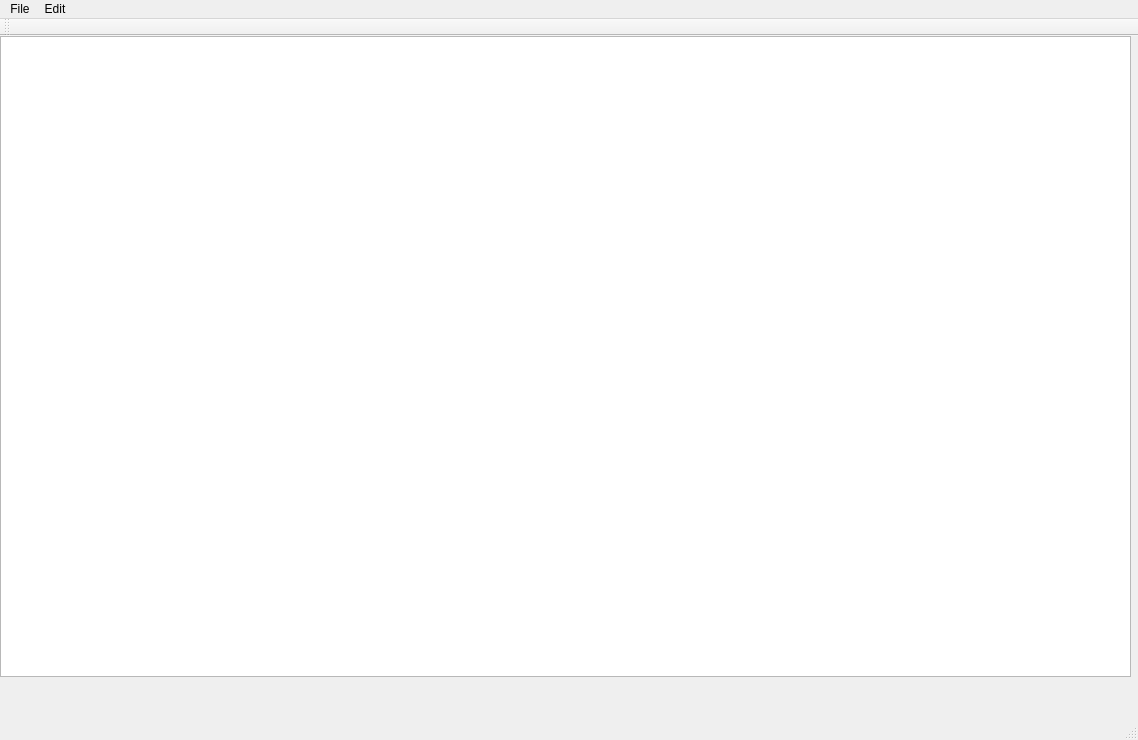
Before: the Qt Designer form SimpleRegistry/SimpleRegistry.ui in rohitrtk/SimpleRegistry, drawn with Qt 5.
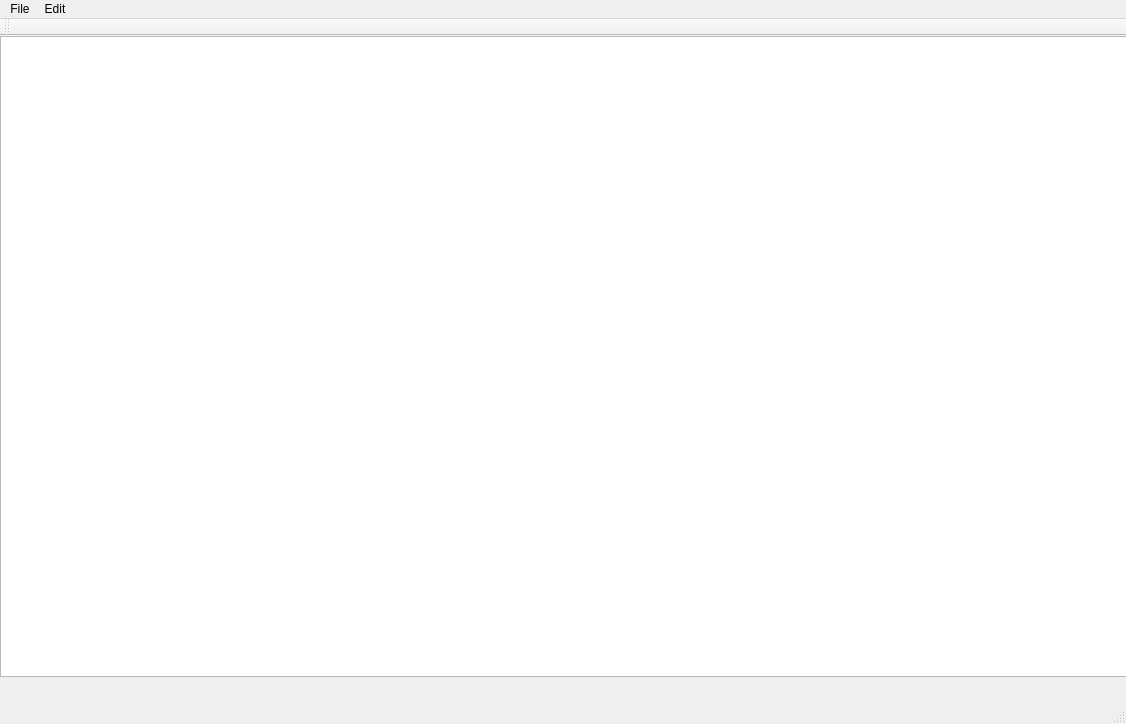
After: the same form once the commit is applied.

Commit message: Nothing too unusual

The edit to the form file:
```diff
--- a/SimpleRegistry/SimpleRegistry.ui
+++ b/SimpleRegistry/SimpleRegistry.ui
@@ -6,8 +6,8 @@
    <rect>
     <x>0</x>
     <y>0</y>
-    <width>1138</width>
-    <height>740</height>
+    <width>1126</width>
+    <height>724</height>
    </rect>
   </property>
   <property name="windowTitle">
@@ -45,7 +45,7 @@
     <rect>
      <x>0</x>
      <y>0</y>
-     <width>1138</width>
+     <width>1126</width>
      <height>21</height>
     </rect>
    </property>
```
Left out of the diff: 6 changed lines with no effect on the pictures. The commit also changes 2 other files.
